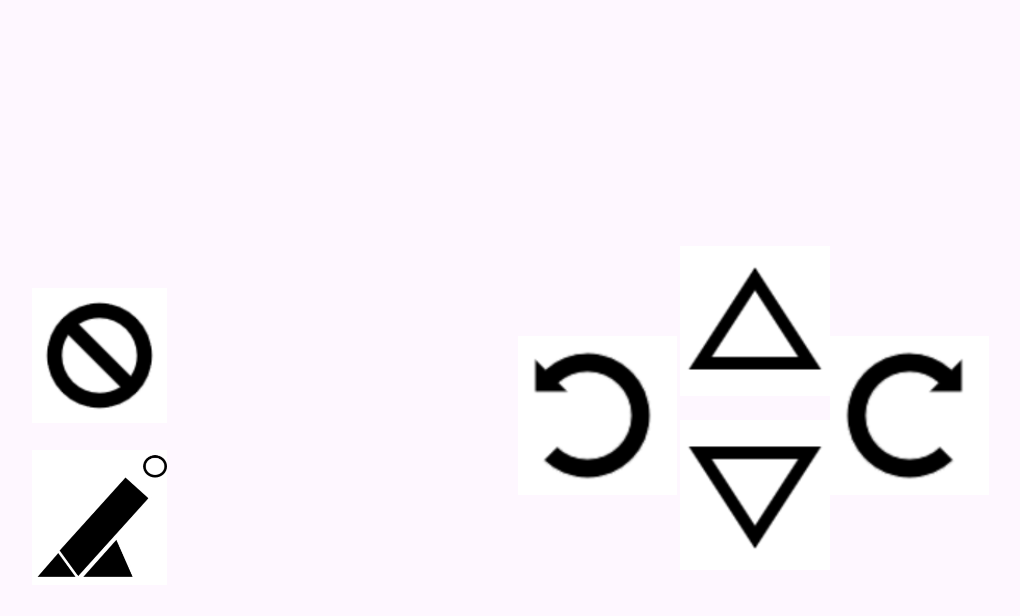
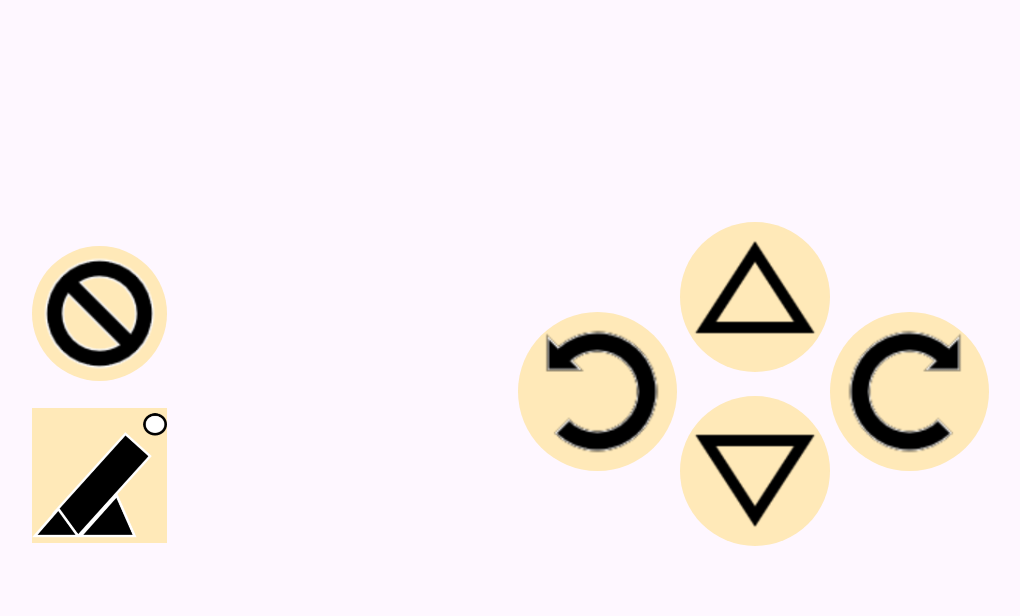
Before and after one commit to kato-hk28/TST_APP, an Android app: the Manual_Activity screen opened directly, with no data from a screen before it, on a phone screen of 824 x 412 dp (held sideways). Shown: the whole screen, without its empty margins (76-1096 px from the left). Run offline under Robolectric (Android 15) with nearby library versions, the phone set to English and light mode, and no system bars.

Commit message:
[UPDATE] UI Improvements
Changed the UI of buttons on the Main screen and the Manual Activity screen.
Changed background color to change when pressed.

```diff
--- /dev/null
+++ b/android_app/app/src/main/res/drawable/manual_control.xml
@@ -0,0 +1,16 @@
+<?xml version="1.0" encoding="utf-8"?>
+<selector xmlns:android="http://schemas.android.com/apk/res/android">
+    <!-- 通常時 -->
+    <item android:state_pressed="false" android:state_focused="false">
+        <shape android:shape="oval">
+            <solid android:color="#48FFC107" />
+        </shape>
+    </item>
+    <!-- フォーカス時 -->
+    <item android:state_pressed="true" android:state_focused="false">
+        <shape android:shape="oval">
+            <!-- ボタンの色 -->
+            <solid android:color="#FFC107" />
+        </shape>
+    </item>
+</selector>
--- /dev/null
+++ b/android_app/app/src/main/res/drawable/shot_control.xml
@@ -0,0 +1,16 @@
+<?xml version="1.0" encoding="utf-8"?>
+<selector xmlns:android="http://schemas.android.com/apk/res/android">
+    <!-- 通常時 -->
+    <item android:state_pressed="false" android:state_focused="false">
+        <shape android:shape="rectangle">
+            <solid android:color="#48FFC107" />
+        </shape>
+    </item>
+    <!-- フォーカス時 -->
+    <item android:state_pressed="true" android:state_focused="false">
+        <shape android:shape="rectangle">
+            <!-- ボタンの色 -->
+            <solid android:color="#FFC107" />
+        </shape>
+    </item>
+</selector>
--- a/android_app/app/src/main/res/layout/manual_activity.xml
+++ b/android_app/app/src/main/res/layout/manual_activity.xml
@@ -7,82 +7,87 @@
     android:layout_height="match_parent">
 
     <ImageButton
-        android:id="@+id/forward_button"
-        android:layout_width="100dp"
-        android:layout_height="100dp"
-        android:layout_marginStart="504dp"
-        android:layout_marginTop="164dp"
-        android:background="#FFFFFF"
+        android:id="@+id/right_button"
+        android:layout_width="106dp"
+        android:layout_height="106dp"
+        android:layout_marginStart="604dp"
+        android:layout_marginTop="208dp"
+        android:padding="3dp"
         android:importantForAccessibility="no"
         android:scaleType="fitCenter"
         app:layout_constraintStart_toStartOf="parent"
         app:layout_constraintTop_toTopOf="parent"
-        app:srcCompat="@drawable/arrow" />
+        app:backgroundTint="@null"
+        android:src="@drawable/arrow_right"
+        android:background="@drawable/manual_control"/>
 
     <ImageButton
         android:id="@+id/backward_button"
         android:layout_width="100dp"
         android:layout_height="100dp"
         android:layout_marginStart="504dp"
-        android:layout_marginTop="280dp"
-        android:background="#FFFFFF"
+        android:layout_marginTop="264dp"
+        android:background="@drawable/manual_control"
         android:importantForAccessibility="no"
+        android:paddingTop="10dp"
         android:scaleType="fitCenter"
+        android:src="@drawable/arrow_back"
         app:layout_constraintStart_toStartOf="parent"
-        app:layout_constraintTop_toTopOf="parent"
-        app:srcCompat="@drawable/arrow_back" />
+        app:layout_constraintTop_toTopOf="parent" />
+
+    <ImageButton
+        android:id="@+id/forward_button"
+        android:layout_width="100dp"
+        android:layout_height="100dp"
+        android:layout_marginStart="504dp"
+        android:layout_marginTop="148dp"
+        android:background="@drawable/manual_control"
+        android:importantForAccessibility="no"
+        android:paddingBottom="10dp"
+        android:scaleType="fitCenter"
+        android:src="@drawable/arrow"
+        app:layout_constraintStart_toStartOf="parent"
+        app:layout_constraintTop_toTopOf="parent" />
 
     <ImageButton
         android:id="@+id/left_button"
         android:layout_width="106dp"
         android:layout_height="106dp"
         android:layout_marginStart="396dp"
-        android:layout_marginTop="224dp"
-        android:background="#FFFFFF"
+        android:layout_marginTop="208dp"
+        android:background="@drawable/manual_control"
+        android:importantForAccessibility="no"
+        android:padding="3dp"
+        android:scaleType="fitCenter"
+        android:src="@drawable/arrow_left"
+        app:layout_constraintStart_toStartOf="parent"
+        app:layout_constraintTop_toTopOf="parent" />
+
+    <ImageButton
+        android:id="@+id/throw_button"
+        android:layout_width="90dp"
+        android:layout_height="90dp"
+        android:layout_marginStart="72dp"
+        android:layout_marginTop="272dp"
         android:importantForAccessibility="no"
         android:scaleType="fitCenter"
         app:layout_constraintStart_toStartOf="parent"
         app:layout_constraintTop_toTopOf="parent"
-        app:srcCompat="@drawable/arrow_left" />
-
-    <ImageButton
-        android:id="@+id/right_button"
-        android:layout_width="106dp"
-        android:layout_height="106dp"
-        android:layout_marginStart="604dp"
-        android:layout_marginTop="224dp"
-        android:background="#FFFFFF"
-        android:importantForAccessibility="no"
-        android:scaleType="fitCenter"
-        app:layout_constraintStart_toStartOf="parent"
-        app:layout_constraintTop_toTopOf="parent"
-        app:srcCompat="@drawable/arrow_right" />
-
-    <ImageView
-        android:id="@+id/throw_button"
-        android:layout_width="90dp"
-        android:layout_height="90dp"
-        android:layout_marginStart="72dp"
-        android:layout_marginTop="300dp"
-        android:background="#FFFFFF"
-        android:importantForAccessibility="no"
-        android:scaleType="fitCenter"
-        app:layout_constraintStart_toStartOf="parent"
-        app:layout_constraintTop_toTopOf="parent"
-        app:srcCompat="@drawable/shot" />
+        android:src="@drawable/shot"
+        android:background="@drawable/shot_control"/>
 
     <ImageButton
         android:id="@+id/stop_button"
         android:layout_width="90dp"
         android:layout_height="90dp"
         android:layout_marginStart="72dp"
-        android:layout_marginTop="192dp"
-        android:background="#FFFFFF"
+        android:layout_marginTop="164dp"
         android:importantForAccessibility="no"
         android:scaleType="fitCenter"
         app:layout_constraintStart_toStartOf="parent"
         app:layout_constraintTop_toTopOf="parent"
-        app:srcCompat="@drawable/stop" />
+        android:src="@drawable/stop"
+        android:background="@drawable/manual_control"/>
 
     <TextView
         android:id="@+id/control_text"
--- a/android_app/app/src/main/res/values/colors.xml
+++ b/android_app/app/src/main/res/values/colors.xml
@@ -2,4 +2,16 @@
 <resources>
     <color name="black">#FF000000</color>
     <color name="white">#FFFFFFFF</color>
+    <!-- ActionBarの背景色 -->
+    <color name="colorPrimary">#FFBF5F</color>
+    <!-- ステータスバーの背景色 -->
+    <color name="colorPrimaryDark">#FFFFFFFF</color>
+    <!-- TabLayoutの下線やRadioButton選択時などの色 -->
+    <color name="colorAccent">#ed082e</color>
+    <!-- ActionBarの文字色 -->
+    <color name="textColorPrimary">#110f12</color>
+    <!-- ウィンドウ背景色 -->
+    <color name="windowBackground">#a9a9a9</color>
+    <!-- ナビゲーションバー（戻るキー・ホームキーなどがあるバー）の背景色 -->
+    <color name="navigationBarColor">#FFFFFFFF</color>
 </resources>
--- a/android_app/app/src/main/res/values/themes.xml
+++ b/android_app/app/src/main/res/values/themes.xml
@@ -2,7 +2,12 @@
     <!-- Base application theme. -->
     <style name="Base.Theme.TST_Android_APP" parent="Theme.Material3.DayNight.NoActionBar">
         <!-- Customize your light theme here. -->
-        <!-- <item name="colorPrimary">@color/my_light_primary</item> -->
+        <!-- ActionBarの背景色 -->
+        <item name="colorPrimary">@color/colorPrimary</item>
+<!--        &lt;!&ndash; ステータスバーの背景色 &ndash;&gt;-->
+<!--        <item name="colorPrimaryDark">@color/colorPrimaryDark</item>-->
+<!--        &lt;!&ndash; ナビゲーションバー（戻るキー・ホームキーなどがあるバー）の背景色 &ndash;&gt;-->
+<!--        <item name="android:navigationBarColor">@color/navigationBarColor</item>-->
     </style>
 
     <style name="Theme.TST_Android_APP" parent="Base.Theme.TST_Android_APP" />
```
Also changed, not shown: android_app/app/src/main/res/drawable/button_unpush.xml (added, +15 -0 lines), android_app/app/src/main/res/drawable/partsdesign.xml (added, +19 -0 lines), android_app/app/src/main/res/layout/activity_main.xml (+8 -2 lines), android_app/app/src/main/res/drawable/arrow_back.png, android_app/app/src/main/res/drawable/arrow_left.png, android_app/app/src/main/res/drawable/arrow_right.png.
